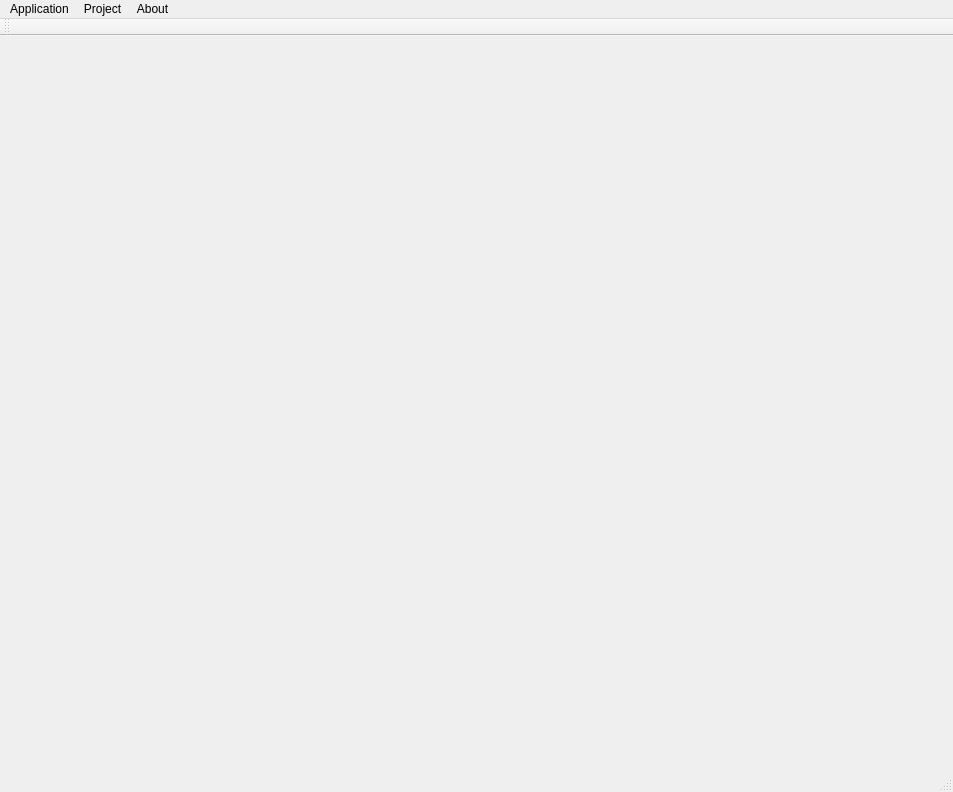
The window that mainwindow.ui (molchanoviv/CLIPS-GUI) describes before a commit, drawn with Qt 5.
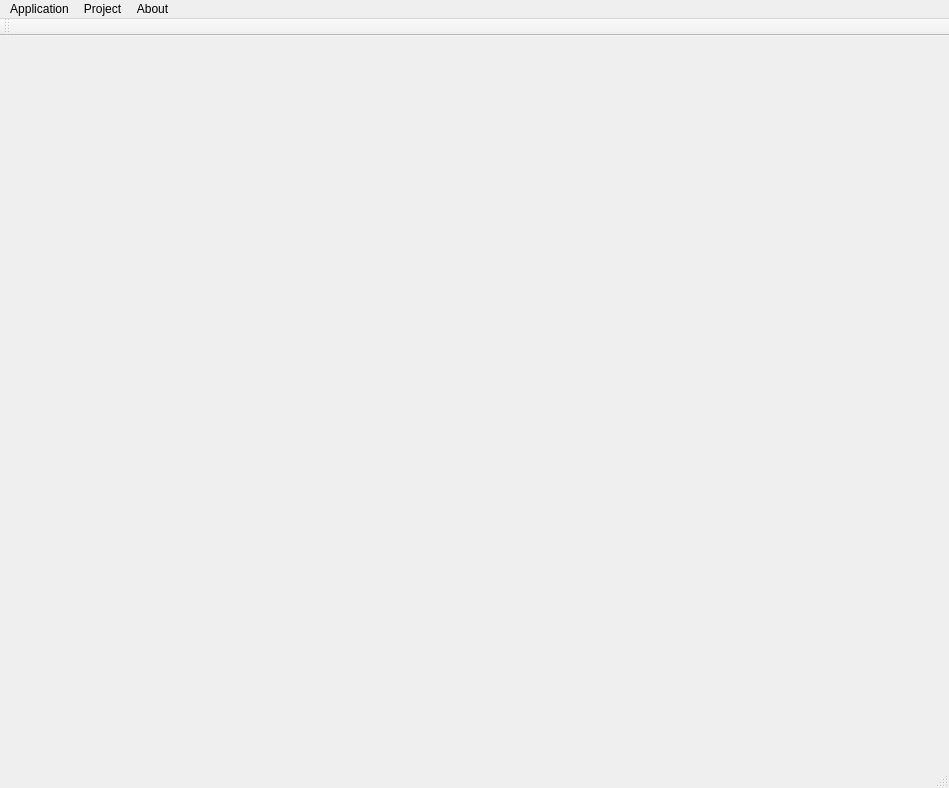
The same window after the commit. Icons and pictures are not drawn.

```diff
--- a/mainwindow.ui
+++ b/mainwindow.ui
@@ -6,8 +6,8 @@
    <rect>
     <x>0</x>
     <y>0</y>
-    <width>953</width>
-    <height>792</height>
+    <width>949</width>
+    <height>788</height>
    </rect>
   </property>
   <property name="windowTitle">
@@ -23,7 +23,7 @@
     <rect>
      <x>0</x>
      <y>0</y>
-     <width>953</width>
+     <width>949</width>
      <height>21</height>
     </rect>
    </property>
```
Left out of the diff: 33 changed lines with no effect on the pictures.
